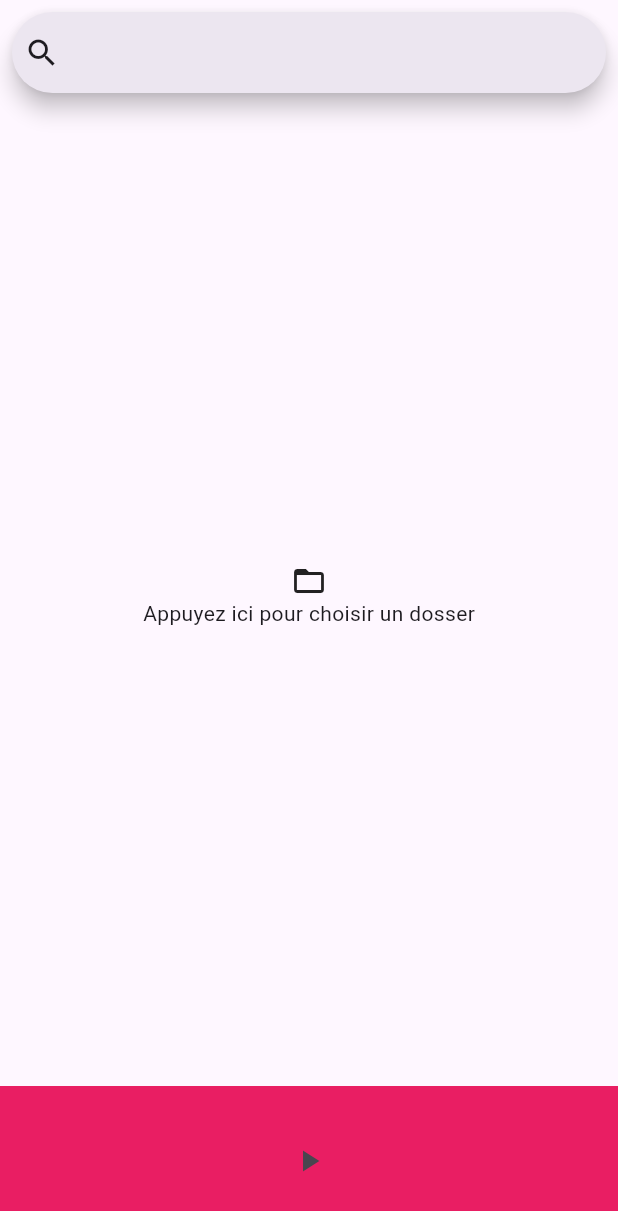
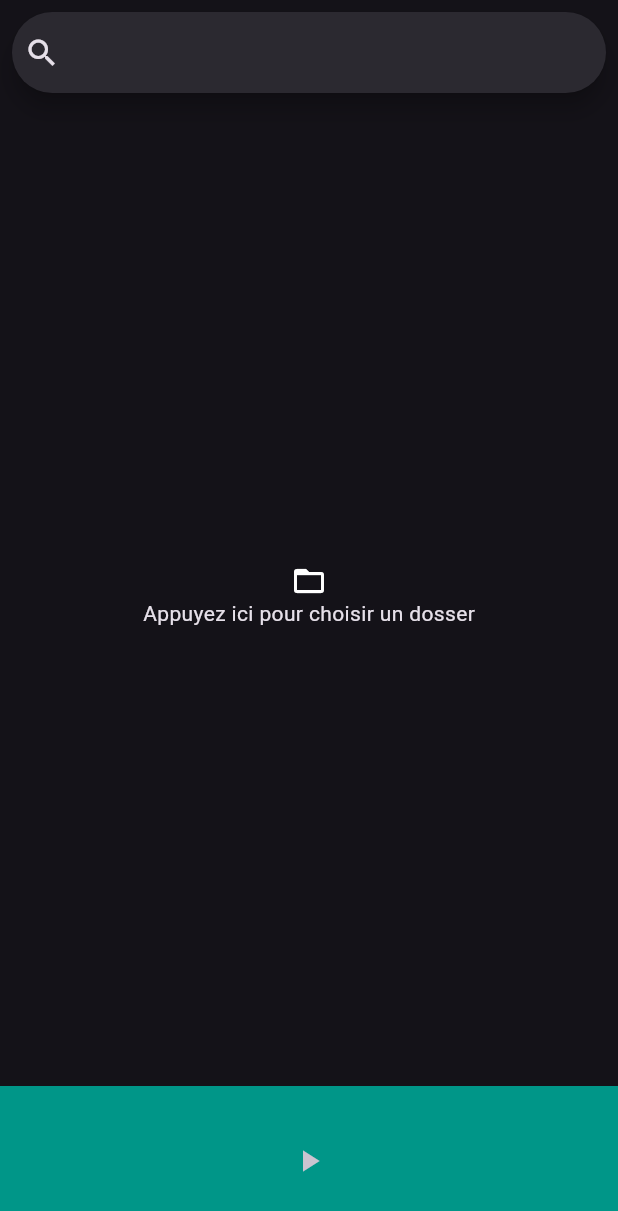
Before and after one commit to tbgracy/mozika, a Flutter app: the screen it shows after launch, after a tap on the "pause" icon, on a phone screen of 412 x 824 dp. Shown: the top 1211 px of the screen. Run offline on Flutter 3.47's test engine with Material 2 defaults, Android fonts, the phone set to English and light mode, and no system bars; our stand-ins replace audioplayers, file_picker, flutter_riverpod, shared_preferences.

Commit message:
ui: Change to dark mode theme

```diff
--- a/lib/main.dart
+++ b/lib/main.dart
@@ -7,9 +7,8 @@ void main() {
   runApp(
     ProviderScope(
       child: MaterialApp(
-        theme: ThemeData(
+        theme: ThemeData.dark(
           useMaterial3: true,
-          primarySwatch: Colors.pink,
         ),
         home: const HomePage(),
       ),
--- a/lib/widgets/music_player_widget.dart
+++ b/lib/widgets/music_player_widget.dart
@@ -21,7 +21,7 @@ class _MusicPlayerWidgetState extends ConsumerState<MusicPlayerWidget> {
       width: double.infinity,
       height: 100,
       decoration: const BoxDecoration(
-        color: Colors.pink,
+        color: Colors.teal,
       ),
       child: Center(
         child: Column(
```
